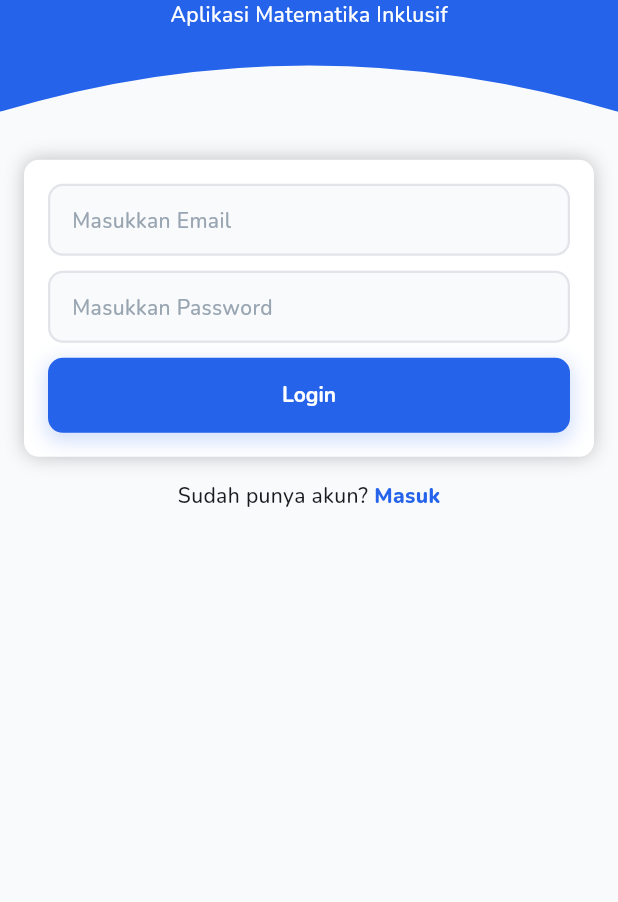
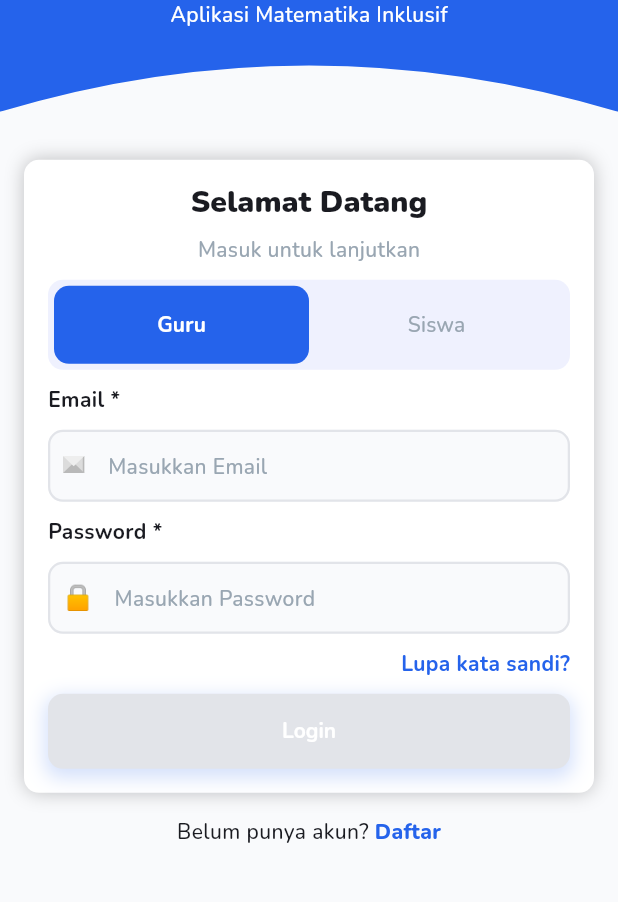
Before and after one commit to zakizakiran/novasight_app, a Flutter app: the screen it shows after launch, after a tap on "Login", on a phone screen of 412 x 824 dp, the part 259-1161 px from its top. Run offline on Flutter 3.47's test engine with Material 3 defaults, Android fonts, the phone set to English and light mode, and no system bars; our stand-ins replace flutter_secure_storage, flutter_svg, get.

Commit message:
add login UI

```diff
--- a/lib/app/common/common_button_widget.dart
+++ b/lib/app/common/common_button_widget.dart
@@ -12,6 +12,7 @@ class CommonButtonWidget extends StatelessWidget {
   final Function() onPressed;
   final TextStyle? textStyle;
   final bool isLoading;
+  final bool isValid;
   final BorderSide? border;
   final Widget? child;
   const CommonButtonWidget({
@@ -26,6 +27,7 @@ class CommonButtonWidget extends StatelessWidget {
     this.border,
     this.child,
     this.isLoading = false,
+    this.isValid = true,
   });
 
   @override
@@ -46,12 +48,16 @@ class CommonButtonWidget extends StatelessWidget {
           ],
         ),
         child: ElevatedButton(
-          onPressed: onPressed,
+          onPressed: (){
+            if(isValid && !isLoading){
+                onPressed();
+            }
+          },
           style: ButtonStyle(
             side: WidgetStatePropertyAll(border),
             elevation: const WidgetStatePropertyAll(0),
             shadowColor: const WidgetStatePropertyAll(Colors.transparent),
-            backgroundColor: WidgetStatePropertyAll(buttonColor),
+            backgroundColor: WidgetStatePropertyAll(isValid ? buttonColor : ColorConstant.grey),
             shape: WidgetStatePropertyAll(
               RoundedRectangleBorder(
                 borderRadius: BorderRadius.circular(
@@ -65,7 +71,7 @@ class CommonButtonWidget extends StatelessWidget {
               width: 20,
               height: 20,
               child: CircularProgressIndicator(
-                strokeWidth: 2.5,
+                strokeWidth: 3.5,
                 color: ColorConstant.white,
               ),
             ) : child ??
--- a/lib/app/common/common_text_form_field_widget.dart
+++ b/lib/app/common/common_text_form_field_widget.dart
@@ -4,6 +4,7 @@
 class CommonTextFormFieldWidget extends StatelessWidget {
   final TextEditingController controller;
   final String? Function(String?)? validator;
+  final String? title;
   final Function(String)? onChanged;
   final TextStyle? hintStyle;
   final bool? isPassword;
@@ -20,6 +21,7 @@
     required this.controller,
     this.validator,
     this.onChanged,
+    this.title,
     this.prefixIcon,
     required this.hint,
     this.isPassword,
@@ -33,7 +35,16 @@
 
   @override
   Widget build(BuildContext context) {
-    return TextFormField(
+    return Column(
+      spacing: Dimens.spacePadding,
+      crossAxisAlignment: CrossAxisAlignment.start,
+      children: [
+        if(title != null)
+          Text("$title *",style: Theme.of(context).textTheme.bodyMedium?.copyWith(
+            fontWeight: FontWeight.w700
+          )),
+
+        TextFormField(
           obscureText: isPassword ?? false,
           validator: validator,
           controller: controller,
@@ -52,7 +63,12 @@
               borderSide: borderSideFocused,
             ),
             suffixIcon: suffixIcon,
-        prefixIcon: prefixIcon,
+            prefixIcon: Container(margin: const EdgeInsets.all(Dimens.spacePadding),
+            child: prefixIcon,),
+            prefixIconConstraints: const BoxConstraints(
+              minWidth: Dimens.iconRegularSize,
+              minHeight: Dimens.iconRegularSize
+            ),
             fillColor: fillColor,
             hintText: hint,
             filled: true,
@@ -62,6 +78,8 @@
               horizontal: 12.0,
             ),
           ),
+        ),
+      ],
     );
   }
 }
--- a/lib/app/core/dimens.dart
+++ b/lib/app/core/dimens.dart
@@ -6,4 +6,6 @@ class Dimens {
 
   static const double iconBigSize = 64;
   static const double iconMediumSize = 32;
+  static const double iconRegularSize = 16;
+  static const double iconSmallSize = 8;
 }
--- a/lib/app/core/styles/icon_txt.dart
+++ b/lib/app/core/styles/icon_txt.dart
@@ -2,4 +2,5 @@ class IconTxt {
   static const eye = "👁";
   static const key = "🔑";
   static const check = "✓";
+  static const lock = "🔒";
 }
--- /dev/null
+++ b/lib/app/core/styles/svg/svg_constant.dart
@@ -0,0 +1,3 @@
+class SvgConstant {
+  static const String iconEmail = 'assets/svg/email.svg';
+}
--- a/lib/app/core/styles/text_theme.dart
+++ b/lib/app/core/styles/text_theme.dart
@@ -61,7 +61,7 @@ class MainTextTheme extends TextTheme {
           ),
           displaySmall: const TextStyle(
             fontSize: 20,
-            fontWeight: FontWeight.w500,
+            fontWeight: FontWeight.w900,
           ),
         );
 }
--- /dev/null
+++ b/lib/app/core/utils/user_roles.dart
@@ -0,0 +1,8 @@
+enum UserRoles {
+  siswa('Siswa'),
+  guru('Guru');
+
+  final String roleName;
+  const UserRoles(this.roleName);
+}
+const allRoles = [UserRoles.siswa,UserRoles.guru];
--- /dev/null
+++ b/lib/app/core/utils/validate_helper.dart
@@ -0,0 +1,78 @@
+class ValidateHelper {
+  //String
+  static String? isPasswordValidate(String? value) {
+    if (value == null || value.isEmpty) {
+      return null;
+    }
+    if (value.length >= 8) {
+      return null; // Password is valid
+    }
+    return "Password minimal 8 karakter";
+  }
+
+  static String? isEmailValidate(String? value) {
+    if (value == null || value.isEmpty) {
+      return null;
+    }
+
+    if (value.contains("@") && value.contains(".com")) {
+      return null;
+    }
+
+    return "Email Address tidak valid";
+  }
+
+  static String? isNormalValidate(String value, String? title) {
+    if (value.isEmpty) {
+      return "${title}Tidak Boleh Kosong";
+    }
+    return null;
+  }
+
+  static String? isPasswordConfirmation(String? value, {String? secondValue}) {
+    if (value != secondValue) {
+      return "kata sandi tidak sama dengan kata sandi baru";
+    }
+    return null;
+  }
+
+  //Bool
+  static bool isPasswordValidateBool(String value) {
+    if (value.isEmpty) {
+      return false;
+    }
+    if (value.length < 8) {
+      return false;
+    }
+    return true;
+  }
+
+  static bool isEmailValidateBool(String value) {
+    if (value.isEmpty) {
+      return true;
+    }
+    if (value.contains("@") && value.contains(".com")) {
+      return true;
+    }
+    return false;
+  }
+
+  static bool isNormalValidateBool(
+      String value,
+      ) {
+    if (value.isEmpty) {
+      return false;
+    }
+    return true;
+  }
+
+  static bool isPasswordConfirmationBool(String? value, String? secondValue) {
+    if (value?.isEmpty ?? true) {
+      return false;
+    }
+    if (value != secondValue) {
+      return false;
+    }
+    return true;
+  }
+}
--- a/lib/app/modules/auth/login/controllers/login_controller.dart
+++ b/lib/app/modules/auth/login/controllers/login_controller.dart
@@ -1,18 +1,29 @@
 import 'package:flutter/cupertino.dart';
 import 'package:get/get.dart';
+import 'package:novasight_app/app/core/utils/user_roles.dart';
+import 'package:novasight_app/app/core/utils/validate_helper.dart';
 
 class LoginController extends GetxController {
   final emailController = TextEditingController();
   final passwordController = TextEditingController();
 
-  @override
-  void onInit() {
-    super.onInit();
+
+  final Rx<bool> isValid = false.obs;
+  final Rx<bool> isLoading = false.obs;
+  final Rx<UserRoles> selectedRole = UserRoles.guru.obs;
+
+  void onSelectedRole(UserRoles role){
+    selectedRole.value = role;
   }
 
-  @override
-  void onReady() {
-    super.onReady();
+  void onLoading(){
+    isLoading.value = !isLoading.value;
+  }
+
+  void onChange(String _){
+    isValid.value =
+        ValidateHelper.isEmailValidateBool(emailController.text) &&
+        ValidateHelper.isPasswordValidateBool(passwordController.text);
   }
 
   @override
@@ -21,5 +32,4 @@ class LoginController extends GetxController {
     passwordController.dispose();
     super.onClose();
   }
-
 }
--- a/lib/app/modules/auth/login/views/login_view.dart
+++ b/lib/app/modules/auth/login/views/login_view.dart
@@ -1,4 +1,5 @@
 import 'package:flutter/material.dart';
+import 'package:flutter_svg/flutter_svg.dart';
 
 import 'package:get/get.dart';
 import 'package:novasight_app/app/common/auth_appbar.dart';
@@ -7,8 +8,11 @@ import 'package:novasight_app/app/common/common_text_form_field_widget.dart';
 import 'package:novasight_app/app/core/dimens.dart';
 import 'package:novasight_app/app/core/styles/colors/color_constant.dart';
 import 'package:novasight_app/app/core/styles/icon_txt.dart';
+import 'package:novasight_app/app/core/styles/svg/svg_constant.dart';
+import 'package:novasight_app/app/core/utils/validate_helper.dart';
 import 'package:novasight_app/app/modules/auth/login/views/widgets/card_auth_form.dart';
 import 'package:novasight_app/app/modules/auth/login/views/widgets/footer_auth_button.dart';
+import 'package:novasight_app/app/modules/auth/login/views/widgets/role_switch_widget.dart';
 
 import '../controllers/login_controller.dart';
 
@@ -19,8 +23,11 @@ class LoginView extends GetView<LoginController> {
     final height = MediaQuery.of(context).size.height;
     final appBarHeight = height * 0.3;
     return Scaffold(
-      appBar: AuthAppbar(icon: IconTxt.eye, title: "NovaSight", description: "Aplikasi Matematika Inklusif",height: appBarHeight,),
-      body: Padding(
+      body: SingleChildScrollView(
+        child: Column(
+          children: [
+            AuthAppbar(icon: IconTxt.eye, title: "NovaSight", description: "Aplikasi Matematika Inklusif",height: appBarHeight,),
+            Padding(
               padding: EdgeInsets.all(Dimens.innerPadding),
               child: Column(
                 crossAxisAlignment: CrossAxisAlignment.center,
@@ -30,9 +37,34 @@ class LoginView extends GetView<LoginController> {
                     child: Column(
                       spacing: Dimens.spacePadding,
                       children: [
+                        Text(
+                          "Selamat Datang",
+                          style: Theme.of(context).textTheme.displaySmall,
+                        ),
+                        Text(
+                          "Masuk untuk lanjutkan",
+                          style: Theme.of(context).textTheme.bodyMedium?.copyWith(
+                            color: ColorConstant.textGreyColor
+                          ),
+                        ),
+                        Obx(
+                            () => RoleSwitchWidget(
+                                selectedRole: controller.selectedRole.value,
+                                onChanged: controller.selectedRole.call
+                            ),
+                        ),
                         CommonTextFormFieldWidget(
+                            title: "Email",
                             controller: controller.emailController,
                             hint: "Masukkan Email",
+                            onChanged: controller.onChange,
+                            validator: ValidateHelper.isEmailValidate,
+                            prefixIcon: SvgPicture.asset(
+                              SvgConstant.iconEmail,
+                              width: Dimens.iconRegularSize,
+                              height: Dimens.iconRegularSize,
+                            ),
+
                             borderSideFocused: BorderSide(
                               color: ColorConstant.black,
                               width: 1.5
@@ -47,8 +79,21 @@ class LoginView extends GetView<LoginController> {
                         ),
                         CommonTextFormFieldWidget(
                           controller: controller.passwordController,
+                          title: "Password",
                           hint: "Masukkan Password",
                           isPassword: true,
+                          onChanged: controller.onChange,
+                          validator: ValidateHelper.isPasswordValidate,
+                          prefixIcon: Center(
+                            widthFactor: 1,
+                            child: Text(
+                              textAlign: TextAlign.center,
+                              IconTxt.lock,
+                              style: TextStyle(
+                                  fontSize: Dimens.iconRegularSize
+                              ),
+                            ),
+                          ),
                           borderSideFocused: BorderSide(
                               color: ColorConstant.black,
                               width: 1.5
@@ -61,11 +106,37 @@ class LoginView extends GetView<LoginController> {
                               width: 1.5
                           ),
                         ),
-                  CommonButtonWidget(buttonName: "Login", onPressed: (){})
+                        Align(
+                          alignment: Alignment.centerRight,
+                          child: GestureDetector(
+                            onTap: () {},
+                            child: Text(
+                              "Lupa kata sandi?",
+                              style: Theme.of(context).textTheme.bodyMedium?.copyWith(
+                                color: ColorConstant.primary,
+                                fontWeight: FontWeight.w700,
+                              ),
+                            ),
+                          ),
+                        ),
+                        Obx(
+                            () => CommonButtonWidget(
+                                isLoading: controller.isLoading.value,
+                                isValid: controller.isValid.value,
+                                buttonName: "Login",
+                                onPressed: (){}
+                            )
+                        )
                       ],
                     ),
                   ),
-            FooterAuthButton()
+                  FooterAuthButton(
+                    title: "Daftar",
+                    description: "Belum punya akun? ",
+                  )
+                ],
+              ),
+            ),
           ],
         ),
       ),
--- a/lib/app/modules/auth/login/views/widgets/footer_auth_button.dart
+++ b/lib/app/modules/auth/login/views/widgets/footer_auth_button.dart
@@ -3,15 +3,17 @@ import 'package:flutter/material.dart';
 import '../../../../../core/styles/colors/color_constant.dart';
 
 class FooterAuthButton extends StatelessWidget {
-  const FooterAuthButton({super.key});
+  final String title;
+  final String description;
+  const FooterAuthButton({super.key,required this.title,required this.description});
 
   @override
   Widget build(BuildContext context) {
     return Row(
       mainAxisAlignment: MainAxisAlignment.center,
       children: [
-        Text("Sudah punya akun? "),
-        Text("Masuk",style: Theme.of(context).textTheme.bodyMedium?.copyWith(
+        Text(description),
+        Text(title,style: Theme.of(context).textTheme.bodyMedium?.copyWith(
             fontWeight: FontWeight.w800,
             color: ColorConstant.primary
         ),)
--- /dev/null
+++ b/lib/app/modules/auth/login/views/widgets/role_switch_widget.dart
@@ -0,0 +1,87 @@
+import 'package:flutter/material.dart';
+import 'package:novasight_app/app/core/Dimens.dart';
+import 'package:novasight_app/app/core/styles/colors/color_constant.dart';
+
+import '../../../../../core/utils/user_roles.dart';
+
+class RoleSwitchWidget extends StatelessWidget {
+  final UserRoles selectedRole;
+  final ValueChanged<UserRoles> onChanged;
+
+  const RoleSwitchWidget({
+    super.key,
+    required this.selectedRole,
+    required this.onChanged,
+  });
+  static const _animationDuration = Duration(milliseconds: 250);
+  @override
+  Widget build(BuildContext context) {
+    final textTheme = Theme.of(context).textTheme;
+    return Container(
+      height: 60,
+      padding: const EdgeInsets.all(4),
+      decoration: BoxDecoration(
+        color: ColorConstant.secondary,
+        borderRadius: BorderRadius.circular(Dimens.radius),
+      ),
+      child: LayoutBuilder(
+        builder: (context, constraints) {
+          return Stack(
+            children: [
+              AnimatedAlign(
+                duration: const Duration(milliseconds: 250),
+                curve: Curves.easeInOut,
+                alignment: selectedRole == UserRoles.guru
+                    ? Alignment.centerLeft
+                    : Alignment.centerRight,
+                child: Container(
+                  width: constraints.maxWidth / 2,
+                  decoration: BoxDecoration(
+                    color: ColorConstant.primary,
+                    borderRadius: BorderRadius.circular(Dimens.radius),
+                  ),
+                ),
+              ),
+
+              Row(
+                children: [
+                  _buildRoleButton(context: context, textTheme: textTheme, role: UserRoles.guru),
+                  _buildRoleButton(context: context, textTheme: textTheme, role: UserRoles.siswa)
+                ],
+              ),
+            ],
+          );
+        },
+      ),
+    );
+  }
+
+  Widget _buildRoleButton({
+    required BuildContext context,
+    required TextTheme textTheme,
+    required UserRoles role,
+  }) {
+    final isSelected = role == selectedRole;
+
+    return Expanded(
+      child: InkWell(
+        borderRadius: BorderRadius.circular(Dimens.radius),
+        onTap: () => onChanged(role),
+        child: Center(
+          child: AnimatedDefaultTextStyle(
+            duration: _animationDuration,
+            curve: Curves.easeInOut,
+            style: textTheme.titleMedium!.copyWith(
+              fontWeight:
+              isSelected ? FontWeight.w700 : FontWeight.w500,
+              color: isSelected
+                  ? ColorConstant.white
+                  : ColorConstant.textGreyColor,
+            ),
+            child: Text(role.roleName),
+          ),
+        ),
+      ),
+    );
+  }
+}
--- a/lib/main.dart
+++ b/lib/main.dart
@@ -1,7 +1,9 @@
 import 'package:flutter/material.dart';
+import 'package:flutter/services.dart';
 
 import 'package:get/get.dart';
 import 'package:novasight_app/app/core/di.dart';
+import 'package:novasight_app/app/core/styles/colors/color_constant.dart';
 import 'package:novasight_app/app/core/styles/theme.dart';
 
 import 'app/routes/app_pages.dart';
@@ -10,7 +12,13 @@ void main() async {
   WidgetsFlutterBinding.ensureInitialized();
 
   await initDepedencies();
-
+  SystemChrome.setSystemUIOverlayStyle(
+    const SystemUiOverlayStyle(
+      statusBarColor: ColorConstant.primary,
+      statusBarIconBrightness: Brightness.light, // Android
+      statusBarBrightness: Brightness.dark,
+    )
+  );
   runApp(
     GetMaterialApp(
       title: "Application",
--- a/pubspec.yaml
+++ b/pubspec.yaml
@@ -35,6 +35,7 @@ dependencies:
   # Use with the CupertinoIcons class for iOS style icons.
   cupertino_icons: ^1.0.8
   get: ^4.7.3
+  flutter_svg: ^2.2.1
   flutter_secure_storage: ^10.3.1
   shared_preferences: ^2.5.5
 
```
Also changed, not shown: assets/svg/email.svg (added), pubspec.lock. Lines whose indentation alone changed are shown as unchanged.
